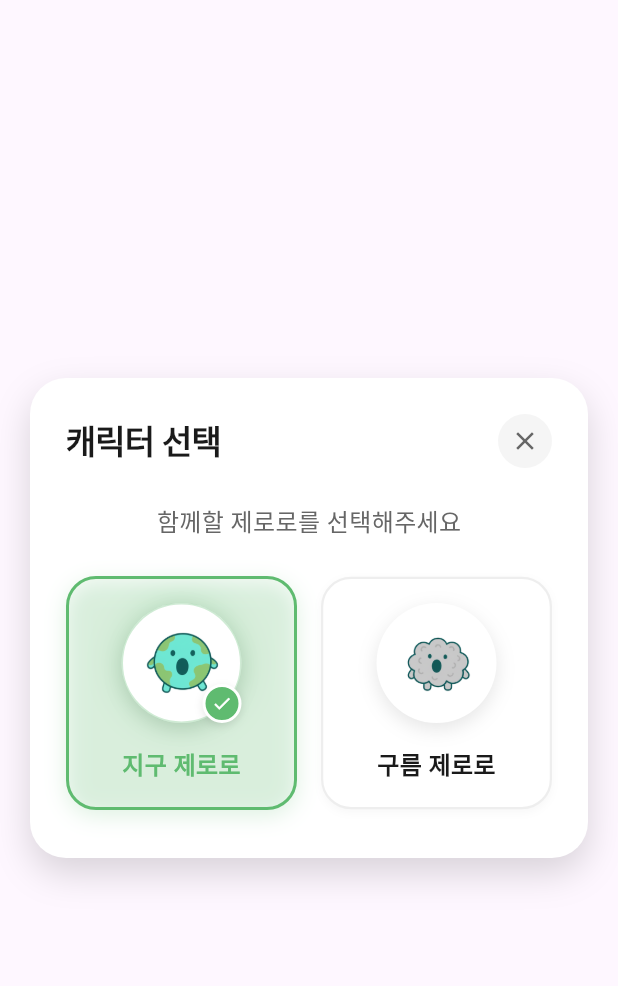
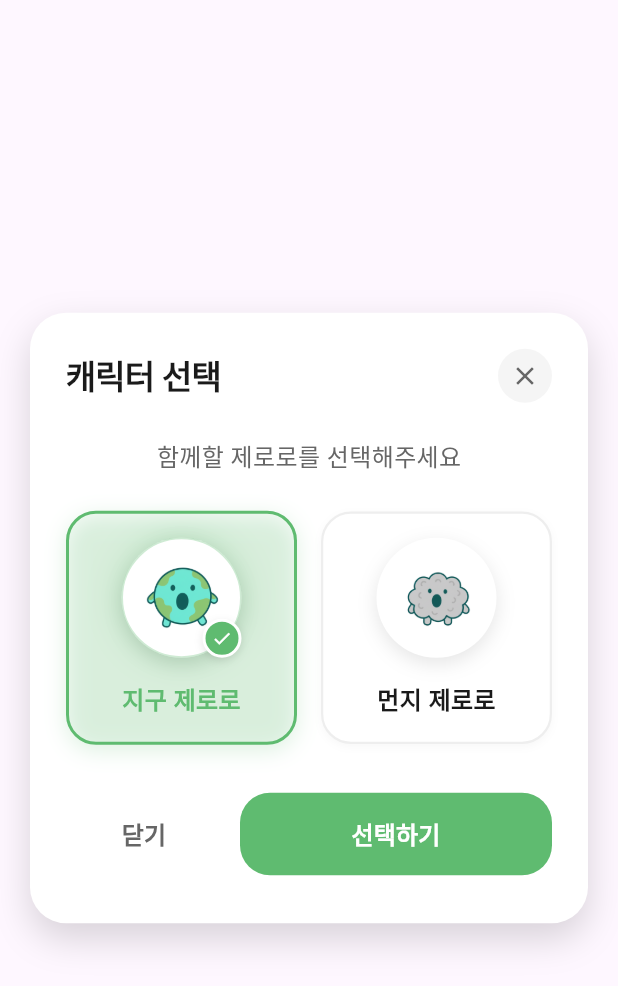
Before and after one commit to TA-ZeroRo/frontend, a Flutter app: the CharacterSelectModal widget shown alone on an empty page, opened directly, on a phone screen of 412 x 824 dp. Shown: the top 986 px of the screen. Run offline on Flutter 3.47's test engine with Material 3 defaults, Android fonts, the phone set to English and light mode, and no system bars; drawn by our look-alikes of toastification; our stand-ins replace dio, flutter_dotenv, flutter_markdown, flutter_riverpod, freezed_annotation, geolocator and 14 more; missing offline and left inert: flutter_3d_controller; accounts and stored records are empty; Roboto replaces fonts that are missing (Jua).

Commit message:
STYLE: 캐릭터 선택 ui 개선

```diff
--- a/lib/presentation/screens/main/pages/home/components/character_select_modal.dart
+++ b/lib/presentation/screens/main/pages/home/components/character_select_modal.dart
@@ -99,7 +99,7 @@ class CharacterSelectModal extends ConsumerWidget {
                 Expanded(
                   child: _CharacterOptionCard(
                     id: 'cloud',
-                    name: '구름 제로로',
+                    name: '먼지 제로로',
                     imagePath: 'assets/images/cloud_zeroro.png',
                     isSelected: selectedCharacter == 'cloud',
                     onTap: () {
@@ -107,6 +107,53 @@ class CharacterSelectModal extends ConsumerWidget {
                           .read(appSettingsProvider.notifier)
                           .updateCharacter('cloud');
                     },
+                  ),
+                ),
+              ],
+            ),
+            const SizedBox(height: 32),
+            Row(
+              children: [
+                Expanded(
+                  child: TextButton(
+                    onPressed: () => Navigator.pop(context),
+                    style: TextButton.styleFrom(
+                      padding: const EdgeInsets.symmetric(vertical: 16),
+                      shape: RoundedRectangleBorder(
+                        borderRadius: BorderRadius.circular(20),
+                      ),
+                    ),
+                    child: const Text(
+                      '닫기',
+                      style: TextStyle(
+                        fontSize: 16,
+                        fontWeight: FontWeight.w600,
+                        color: AppColors.textSecondary,
+                      ),
+                    ),
+                  ),
+                ),
+                const SizedBox(width: 12),
+                Expanded(
+                  flex: 2,
+                  child: ElevatedButton(
+                    onPressed: () => Navigator.pop(context),
+                    style: ElevatedButton.styleFrom(
+                      backgroundColor: AppColors.primary,
+                      foregroundColor: Colors.white,
+                      padding: const EdgeInsets.symmetric(vertical: 16),
+                      shape: RoundedRectangleBorder(
+                        borderRadius: BorderRadius.circular(20),
+                      ),
+                      elevation: 0,
+                    ),
+                    child: const Text(
+                      '선택하기',
+                      style: TextStyle(
+                        fontSize: 16,
+                        fontWeight: FontWeight.bold,
+                      ),
+                    ),
                   ),
                 ),
               ],
```
